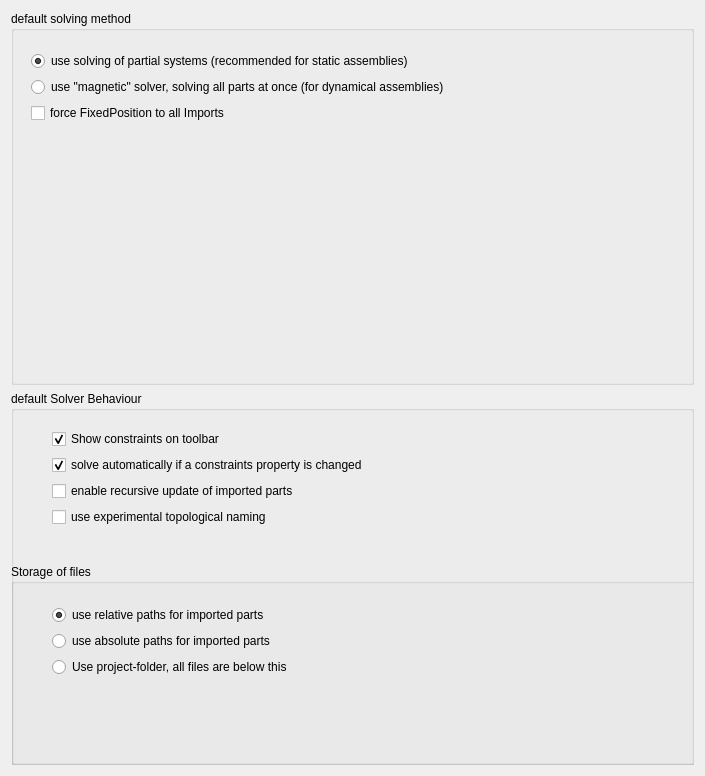
Above: GuiA2p/Resources/ui/a2p_prefs.ui from kbwbe/A2plus before the change. Below: the same form after it.
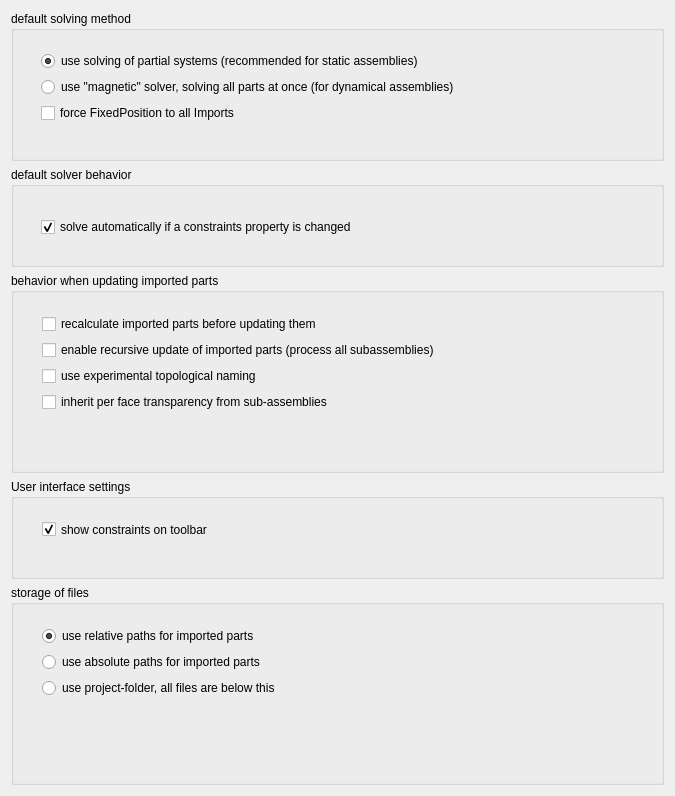
That is the form after the change. Custom widgets are drawn as their Qt base class.

Commit message: new options 'perFaceTransparency'+'recalculateImportedParts' on prefpage

```diff
--- a/GuiA2p/Resources/ui/a2p_prefs.ui
+++ b/GuiA2p/Resources/ui/a2p_prefs.ui
@@ -6,28 +6,178 @@
    <rect>
     <x>0</x>
     <y>0</y>
-    <width>705</width>
-    <height>776</height>
+    <width>675</width>
+    <height>794</height>
    </rect>
   </property>
   <property name="windowTitle">
    <string>A2plus Settings</string>
   </property>
   <layout class="QGridLayout" name="gridLayout_2">
+   <item row="4" column="0">
+    <widget class="QGroupBox" name="groupBox_4">
+     <property name="minimumSize">
+      <size>
+       <width>0</width>
+       <height>100</height>
+      </size>
+     </property>
+     <property name="title">
+      <string>User interface settings</string>
+     </property>
+     <widget class="QWidget" name="verticalLayoutWidget_4">
+      <property name="geometry">
+       <rect>
+        <x>20</x>
+        <y>30</y>
+        <width>621</width>
+        <height>41</height>
+       </rect>
+      </property>
+      <layout class="QVBoxLayout" name="verticalLayout_5">
+       <item>
+        <widget class="Gui::PrefCheckBox" name="checkBox_6">
+         <property name="text">
+          <string>show constraints on toolbar</string>
+         </property>
+         <property name="checked">
+          <bool>true</bool>
+         </property>
+         <property name="prefEntry" stdset="0">
+          <cstring>showConstraintsOnToolbar</cstring>
+         </property>
+         <property name="prefPath" stdset="0">
+          <cstring>Mod/A2plus</cstring>
+         </property>
+        </widget>
+       </item>
+       <item>
+        <spacer name="verticalSpacer_4">
+         <property name="orientation">
+          <enum>Qt::Vertical</enum>
+         </property>
+         <property name="sizeHint" stdset="0">
+          <size>
+           <width>20</width>
+           <height>40</height>
+          </size>
+         </property>
+        </spacer>
+       </item>
+      </layout>
+     </widget>
+    </widget>
+   </item>
+   <item row="3" column="0">
+    <widget class="QGroupBox" name="groupBox_3">
+     <property name="minimumSize">
+      <size>
+       <width>0</width>
+       <height>200</height>
+      </size>
+     </property>
+     <property name="title">
+      <string>behavior when updating imported parts</string>
+     </property>
+     <widget class="QWidget" name="verticalLayoutWidget_3">
+      <property name="geometry">
+       <rect>
+        <x>20</x>
+        <y>30</y>
+        <width>621</width>
+        <height>141</height>
+       </rect>
+      </property>
+      <layout class="QVBoxLayout" name="verticalLayout_4">
+       <item>
+        <widget class="Gui::PrefCheckBox" name="checkBox_4">
+         <property name="text">
+          <string>recalculate imported parts before updating them</string>
+         </property>
+         <property name="prefEntry" stdset="0">
+          <cstring>recalculateImportedParts</cstring>
+         </property>
+         <property name="prefPath" stdset="0">
+          <cstring>Mod/A2plus</cstring>
+         </property>
+        </widget>
+       </item>
+       <item>
+        <widget class="Gui::PrefCheckBox" name="checkBox_5">
+         <property name="text">
+          <string>enable recursive update of imported parts (process all subassemblies)</string>
+         </property>
+         <property name="prefEntry" stdset="0">
+          <cstring>enableRecursiveUpdate</cstring>
+         </property>
+         <property name="prefPath" stdset="0">
+          <cstring>Mod/A2plus</cstring>
+         </property>
+        </widget>
+       </item>
+       <item>
+        <widget class="Gui::PrefCheckBox" name="checkBox_2">
+         <property name="text">
+          <string>use experimental topological naming</string>
+         </property>
+         <property name="prefEntry" stdset="0">
+          <cstring>useTopoNaming</cstring>
+         </property>
+         <property name="prefPath" stdset="0">
+          <cstring>Mod/A2plus</cstring>
+         </property>
+        </widget>
+       </item>
+       <item>
+        <widget class="Gui::PrefCheckBox" name="checkBox_7">
+         <property name="text">
+          <string>inherit per face transparency from sub-assemblies</string>
+         </property>
+         <property name="prefEntry" stdset="0">
+          <cstring>usePerFaceTransparency</cstring>
+         </property>
+         <property name="prefPath" stdset="0">
+          <cstring>Mod/A2plus</cstring>
+         </property>
+        </widget>
+       </item>
+       <item>
+        <spacer name="verticalSpacer_3">
+         <property name="orientation">
+          <enum>Qt::Vertical</enum>
+         </property>
+         <property name="sizeHint" stdset="0">
+          <size>
+           <width>20</width>
+           <height>40</height>
+          </size>
+         </property>
+        </spacer>
+       </item>
+      </layout>
+     </widget>
+    </widget>
+   </item>
    <item row="1" column="0">
     <layout class="QVBoxLayout" name="verticalLayout">
      <item>
       <widget class="QGroupBox" name="groupBox">
+       <property name="minimumSize">
+        <size>
+         <width>0</width>
+         <height>150</height>
+        </size>
+       </property>
        <property name="title">
         <string>default solving method</string>
        </property>
        <widget class="QWidget" name="verticalLayoutWidget_2">
         <property name="geometry">
          <rect>
-          <x>9</x>
+          <x>19</x>
           <y>29</y>
-          <width>591</width>
-          <height>141</height>
+          <width>621</width>
+          <height>111</height>
          </rect>
         </property>
         <layout class="QVBoxLayout" name="verticalLayout_2">
@@ -92,33 +242,27 @@
      </item>
     </layout>
    </item>
-   <item row="2" column="0">
-    <widget class="QGroupBox" name="groupBox_3">
-     <property name="title">
-      <string>default Solver Behaviour</string>
+   <item row="5" column="0">
+    <widget class="QGroupBox" name="groupBox_6">
+     <property name="minimumSize">
+      <size>
+       <width>0</width>
+       <height>200</height>
+      </size>
      </property>
-     <widget class="QGroupBox" name="groupBox_2">
-      <property name="geometry">
-       <rect>
-        <x>0</x>
-        <y>173</y>
-        <width>687</width>
-        <height>201</height>
-       </rect>
-      </property>
       <property name="title">
-       <string>Storage of files</string>
-      </property>
-      <widget class="QWidget" name="verticalLayoutWidget_3">
+      <string>storage of files</string>
+     </property>
+     <widget class="QWidget" name="verticalLayoutWidget_5">
        <property name="geometry">
         <rect>
-         <x>30</x>
+        <x>20</x>
          <y>30</y>
-         <width>537</width>
-         <height>151</height>
-        </rect>
-       </property>
-       <layout class="QVBoxLayout" name="verticalLayout_3">
+        <width>621</width>
+        <height>161</height>
+       </rect>
+      </property>
+      <layout class="QVBoxLayout" name="verticalLayout_6">
         <item>
          <widget class="Gui::PrefRadioButton" name="radioButton_3">
           <property name="text">
@@ -151,7 +295,7 @@
         <item>
          <widget class="Gui::PrefRadioButton" name="radioButton_5">
           <property name="text">
-           <string>Use project-folder, all files are below this</string>
+          <string>use project-folder, all files are below this</string>
           </property>
           <property name="prefEntry" stdset="0">
            <cstring>useProjectFolder</cstring>
@@ -175,7 +319,7 @@
          </widget>
         </item>
         <item>
-         <spacer name="verticalSpacer">
+        <spacer name="verticalSpacer_6">
           <property name="orientation">
            <enum>Qt::Vertical</enum>
           </property>
@@ -190,34 +334,30 @@
        </layout>
       </widget>
      </widget>
+   </item>
+   <item row="2" column="0">
+    <widget class="QGroupBox" name="groupBox_2">
+     <property name="minimumSize">
+      <size>
+       <width>0</width>
+       <height>100</height>
+      </size>
+     </property>
+     <property name="title">
+      <string>default solver behavior</string>
+     </property>
      <widget class="QWidget" name="verticalLayoutWidget">
       <property name="geometry">
        <rect>
-        <x>30</x>
-        <y>27</y>
-        <width>521</width>
-        <height>131</height>
+        <x>19</x>
+        <y>39</y>
+        <width>621</width>
+        <height>51</height>
        </rect>
       </property>
-      <layout class="QVBoxLayout" name="verticalLayout_4">
+      <layout class="QVBoxLayout" name="verticalLayout_3">
        <item>
-        <widget class="Gui::PrefCheckBox" name="checkBox_4">
-         <property name="text">
-          <string>Show constraints on toolbar</string>
-         </property>
-         <property name="checked">
-          <bool>true</bool>
-         </property>
-         <property name="prefEntry" stdset="0">
-          <cstring>showConstraintsOnToolbar</cstring>
-         </property>
-         <property name="prefPath" stdset="0">
-          <cstring>Mod/A2plus</cstring>
-         </property>
-        </widget>
-       </item>
-       <item>
-        <widget class="Gui::PrefCheckBox" name="checkBox_2">
+        <widget class="Gui::PrefCheckBox" name="checkBox">
          <property name="text">
           <string>solve automatically if a constraints property is changed</string>
          </property>
@@ -233,33 +373,7 @@
         </widget>
        </item>
        <item>
-        <widget class="Gui::PrefCheckBox" name="checkBox_5">
-         <property name="text">
-          <string>enable recursive update of imported parts</string>
-         </property>
-         <property name="prefEntry" stdset="0">
-          <cstring>enableRecursiveUpdate</cstring>
-         </property>
-         <property name="prefPath" stdset="0">
-          <cstring>Mod/A2plus</cstring>
-         </property>
-        </widget>
-       </item>
-       <item>
-        <widget class="Gui::PrefCheckBox" name="checkBox">
-         <property name="text">
-          <string>use experimental topological naming</string>
-         </property>
-         <property name="prefEntry" stdset="0">
-          <cstring>useTopoNaming</cstring>
-         </property>
-         <property name="prefPath" stdset="0">
-          <cstring>Mod/A2plus</cstring>
-         </property>
-        </widget>
-       </item>
-       <item>
-        <spacer name="verticalSpacer_3">
+        <spacer name="verticalSpacer">
          <property name="orientation">
           <enum>Qt::Vertical</enum>
          </property>
@@ -275,6 +389,19 @@
      </widget>
     </widget>
    </item>
+   <item row="6" column="0">
+    <spacer name="verticalSpacer_5">
+     <property name="orientation">
+      <enum>Qt::Vertical</enum>
+     </property>
+     <property name="sizeHint" stdset="0">
+      <size>
+       <width>20</width>
+       <height>40</height>
+      </size>
+     </property>
+    </spacer>
+   </item>
   </layout>
  </widget>
  <layoutdefault spacing="6" margin="11"/>
```
Left out of the diff: 12 changed lines with no effect on the pictures. Lines whose indentation alone changed are shown as unchanged.
